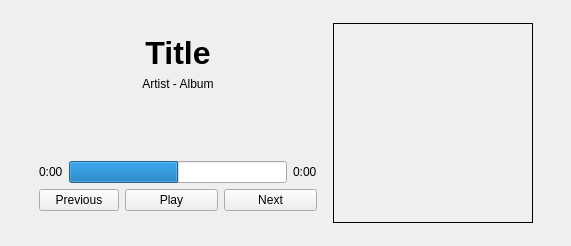
Above: pythonCompanion.ui from evallower/pythonCompanion before the change. Below: the same form after it.
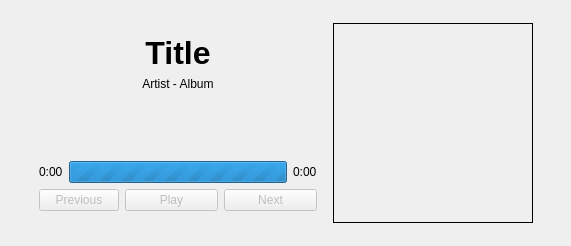
That is the form after the change.

```diff
--- a/pythonCompanion.ui
+++ b/pythonCompanion.ui
@@ -118,8 +118,11 @@
           </item>
           <item>
            <widget class="QProgressBar" name="progressBar">
+            <property name="maximum">
+             <number>0</number>
+            </property>
             <property name="value">
-             <number>50</number>
+             <number>0</number>
             </property>
             <property name="textVisible">
              <bool>false</bool>
@@ -145,6 +148,9 @@
          <layout class="QHBoxLayout" name="horizontalLayout">
           <item>
            <widget class="QPushButton" name="previousButton">
+            <property name="enabled">
+             <bool>false</bool>
+            </property>
             <property name="text">
              <string>Previous</string>
             </property>
@@ -153,7 +159,7 @@
           <item>
            <widget class="QPushButton" name="playButton">
             <property name="enabled">
-             <bool>true</bool>
+             <bool>false</bool>
             </property>
             <property name="minimumSize">
              <size>
@@ -168,6 +174,9 @@
           </item>
           <item>
            <widget class="QPushButton" name="nextButton">
+            <property name="enabled">
+             <bool>false</bool>
+            </property>
             <property name="minimumSize">
              <size>
               <width>93</width>
```
